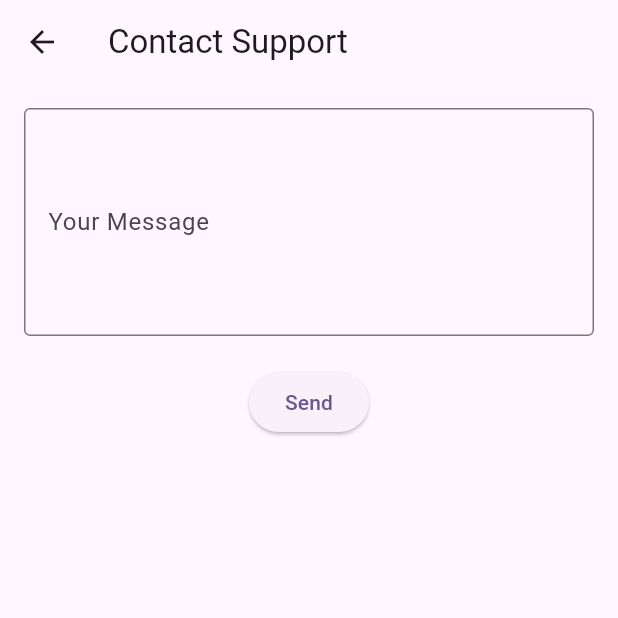
After one commit to SamarthGarge/Chess_App, a Flutter app: the SettingsScreen screen opened by its route, after a tap on "Contact Support", on a phone screen of 412 x 824 dp, the top half of it. The commit adds this screen. Run offline on Flutter 3.47's test engine with Material 3 defaults, Android fonts, the phone set to English and light mode, and no system bars; our stand-ins replace cloud_firestore, firebase_auth, firebase_core, firebase_storage, google_sign_in, image_cropper and 2 more; missing offline and left inert: bishop, square_bishop, squares, stockfish; accounts and stored records are empty; network calls fail.

Commit message:
profile information, change password, contact us done

```diff
--- a/lib/constants.dart
+++ b/lib/constants.dart
@@ -9,7 +9,9 @@ class Constants {
   static const String loginScreen = '/loginScreen';
   static const String signUpScreen = '/signUpScreen';
   static const String userInformationScreen = '/userInformationScreen';
-
+  static const String profileScreen = '/ProfileScreen';
+  static const String changePasswordScreen = '/ChangePasswordScreen';
+  static const String contactSupportScreen = '/ContactSupportScreen';
 
   static const custom = 'Custom';
 
--- a/lib/helper/helper_methods.dart
+++ b/lib/helper/helper_methods.dart
@@ -1,7 +1,6 @@
 import 'dart:io';
 
 import 'package:flutter/material.dart';
-import 'package:flutter/widgets.dart';
 import 'package:flutter_chess/providers/game_provider.dart';
 import 'package:image_picker/image_picker.dart';
 import 'package:squares/squares.dart';
--- /dev/null
+++ b/lib/main_screens/contact_support.dart
@@ -0,0 +1,73 @@
+import 'package:flutter/material.dart';
+import 'package:cloud_firestore/cloud_firestore.dart';
+import 'package:firebase_auth/firebase_auth.dart';
+
+class ContactSupportScreen extends StatefulWidget {
+  const ContactSupportScreen({super.key});
+
+  @override
+  _ContactSupportScreenState createState() => _ContactSupportScreenState();
+}
+
+class _ContactSupportScreenState extends State<ContactSupportScreen> {
+  final TextEditingController _messageController = TextEditingController();
+  final FirebaseFirestore _firestore = FirebaseFirestore.instance;
+  final FirebaseAuth _auth = FirebaseAuth.instance;
+
+  Future<void> _sendMessage() async {
+    if (_messageController.text.isEmpty) {
+      ScaffoldMessenger.of(context).showSnackBar(const SnackBar(content: Text('Message cannot be empty')));
+      return;
+    }
+
+    User? user = _auth.currentUser;
+
+    if (user == null) {
+      ScaffoldMessenger.of(context).showSnackBar(const SnackBar(content: Text('You need to be logged in to send a message')));
+      return;
+    }
+
+    try {
+      await _firestore.collection('supportMessages').add({
+        'uid': user.uid,
+        'email': user.email,
+        'message': _messageController.text,
+        'timestamp': FieldValue.serverTimestamp(),
+      });
+
+      _messageController.clear();
+      ScaffoldMessenger.of(context).showSnackBar(const SnackBar(content: Text('Message sent successfully')));
+    } catch (e) {
+      ScaffoldMessenger.of(context).showSnackBar(SnackBar(content: Text('Error: ${e.toString()}')));
+    }
+  }
+
+  @override
+  Widget build(BuildContext context) {
+    return Scaffold(
+      appBar: AppBar(
+        title: const Text('Contact Support'),
+      ),
+      body: Padding(
+        padding: const EdgeInsets.all(16.0),
+        child: Column(
+          children: [
+            TextField(
+              controller: _messageController,
+              decoration: const InputDecoration(
+                labelText: 'Your Message',
+                border: OutlineInputBorder(),
+              ),
+              maxLines: 5,
+            ),
+            const SizedBox(height: 20),
+            ElevatedButton(
+              onPressed: _sendMessage,
+              child: const Text('Send'),
+            ),
+          ],
+        ),
+      ),
+    );
+  }
+}
--- a/lib/main_screens/home_screen.dart
+++ b/lib/main_screens/home_screen.dart
@@ -19,7 +19,7 @@ class _HomeScreenState extends State<HomeScreen> {
     final gameProvider = context.read<GameProvider>();
     return Scaffold(
       appBar: AppBar(
-        backgroundColor: Colors.blue,
+        backgroundColor: Colors.blue,   //Color(0xFFFFE4C4);    Color(0xFFD2B48C);  Color(0xFF8B4513);  Color(0xFFCD5C5C);
         title: const Text(
           'Flutter Chess',
           style: TextStyle(color: Colors.white),
--- a/lib/main_screens/settings_screen.dart
+++ b/lib/main_screens/settings_screen.dart
@@ -1,5 +1,8 @@
 import 'package:flutter/material.dart';
 import 'package:flutter_chess/constants.dart';
+import 'package:flutter_chess/main_screens/change_password.dart';
+import 'package:flutter_chess/main_screens/contact_support.dart';
+import 'package:flutter_chess/main_screens/profile_screen.dart';
 import 'package:flutter_chess/providers/authentication_provider.dart';
 import 'package:provider/provider.dart';
 
@@ -33,7 +36,43 @@ class _SettingsScreenState extends State<SettingsScreen> {
               ),
         ],
       ),
-      body: const Center(child: Text('Settings Screen')),
+      body: ListView(
+        children: <Widget>[
+          ListTile(
+            leading: const Icon(Icons.person),
+            title: const Text('Profile'),
+            onTap: () {
+              Navigator.push(context, MaterialPageRoute(builder: (context) => ProfileScreen()));
+            },
+          ),
+
+
+          ListTile(
+            leading: const Icon(Icons.lock),
+            title: const Text('Change Password'),
+            onTap: () {
+              Navigator.push(context, MaterialPageRoute(builder: (context) => ChangePasswordScreen()));
+            },
+          ),
+
+
+           ListTile(
+            leading: const Icon(Icons.contact_support),
+            title: const Text('Contact Support'),
+            onTap: () {
+              Navigator.push(context, MaterialPageRoute(builder: (context) => const ContactSupportScreen()));
+            },
+          ),
+
+          // ListTile(
+          //   leading: Icon(Icons.help),
+          //   title: Text('Help Center'),
+          //   onTap: () {
+          //     // Navigator.push(context, MaterialPageRoute(builder: (context) => HelpCenterScreen()));
+          //   },
+          // ),
+     ],
+    ),
     );
   }
 }
--- a/pubspec.yaml
+++ b/pubspec.yaml
@@ -32,6 +32,7 @@ dependencies:
     sdk: flutter
 
 
+
   # The following adds the Cupertino Icons font to your application.
   # Use with the CupertinoIcons class for iOS style icons.
   cupertino_icons: ^1.0.6
@@ -49,6 +50,7 @@ dependencies:
   image_picker: ^1.1.2
   shared_preferences: ^2.2.3
   google_sign_in: ^6.2.1
+  uuid: ^4.4.2
 
 dev_dependencies:
   flutter_test:
@@ -74,7 +76,9 @@ flutter:
 
   # To add assets to your application, add an assets section, like this:
   assets:
-    - assets/images/
+    - assets/images/user_icon.png
+    - assets/images/google_logo.png
+    - assets/images/Chess_image_1.jpg
   #   - images/a_dot_ham.jpeg
 
   # An image asset can refer to one or more resolution-specific "variants", see
```
Also changed, not shown: lib/main.dart (+8 -0 lines), lib/main_screens/about_screen.dart (+39 -8 lines), lib/main_screens/change_password.dart (added, +52 -0 lines), lib/main_screens/profile_screen.dart (added, +62 -0 lines), lib/providers/game_provider.dart (+12 -12 lines), pubspec.lock.
